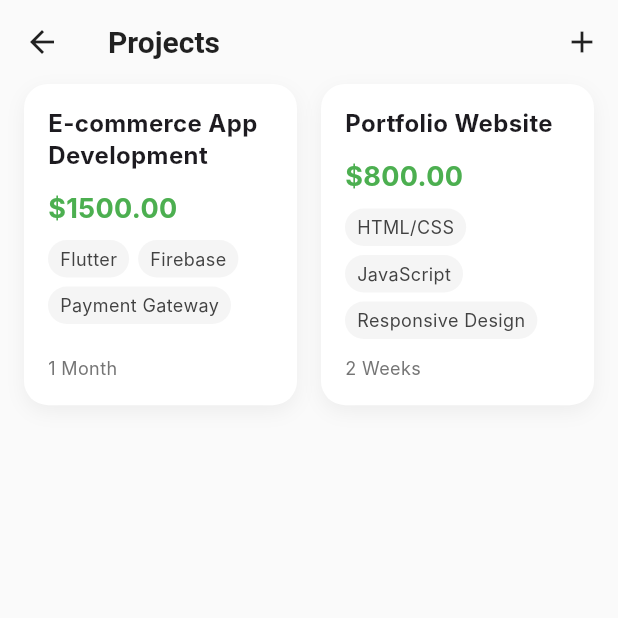
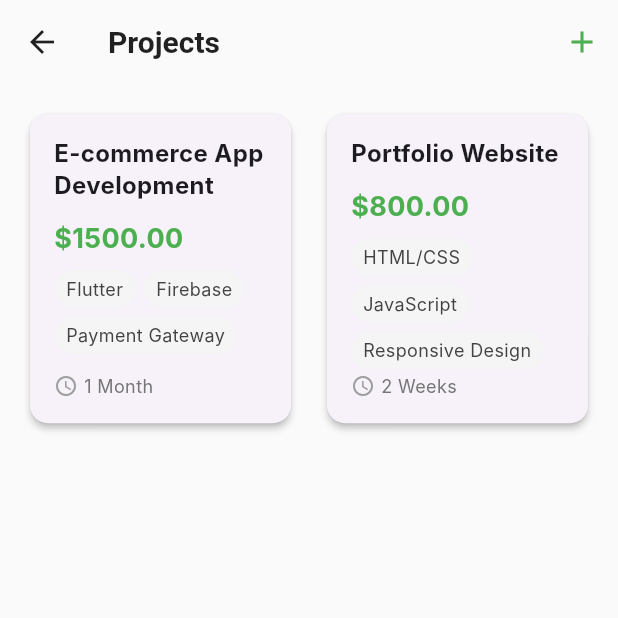
Before and after one commit to ShariqShoaib07/Virtual-Software-House, a Flutter app: the ProjectsPageC screen opened directly, on a phone screen of 412 x 824 dp, the top half of it. Run offline on Flutter 3.47's test engine with Material 3 defaults, Android fonts, the phone set to English and light mode, and no system bars; our stand-ins replace dio, file_picker, fl_chart, google_fonts, image_picker, open_file and 1 more; Roboto replaces fonts that are missing (Inter).

Commit message:
did some beautification in Clients Projects Page and Settings Page

```diff
--- a/lib/projects_page_c.dart
+++ b/lib/projects_page_c.dart
@@ -4,7 +4,6 @@ import 'dart:io';
 import 'package:open_file/open_file.dart';
 import 'package:path_provider/path_provider.dart';
 import 'project_data.dart';
-
 
 class ProjectsPageC extends StatefulWidget {
   const ProjectsPageC({super.key});
@@ -22,10 +21,10 @@ class _ProjectsPageCState extends State<ProjectsPageC> {
       requirements: ["Flutter", "Firebase", "Payment Gateway", "UI/UX Design"],
       acceptedPrice: 1500.00,
       startDate: DateTime.now(),
-      endDate: DateTime.now().add(Duration(days: 30)),
+      endDate: DateTime.now().add(const Duration(days: 30)),
       srsFile: 'sample_srs1.pdf',
+      status: ProjectStatus.notStarted,
       jobType: "Full-time",
-      status: ProjectStatus.notStarted,
     ),
     Project(
       title: "Portfolio Website",
@@ -34,10 +33,10 @@ class _ProjectsPageCState extends State<ProjectsPageC> {
       requirements: ["HTML/CSS", "JavaScript", "Responsive Design", "Animation"],
       acceptedPrice: 800.00,
       startDate: DateTime.now(),
-      endDate: DateTime.now().add(Duration(days: 14)),
+      endDate: DateTime.now().add(const Duration(days: 14)),
       srsFile: 'sample_srs2.pdf',
+      status: ProjectStatus.completed,
       jobType: "Part-time",
-      status: ProjectStatus.notStarted,
     ),
   ];
 
@@ -46,25 +45,21 @@ class _ProjectsPageCState extends State<ProjectsPageC> {
     return Scaffold(
       backgroundColor: Colors.grey[50],
       appBar: AppBar(
-        title: const Text("Projects", style: TextStyle(fontWeight: FontWeight.bold)),
+        title: const Text("Projects",
+            style: TextStyle(fontWeight: FontWeight.bold, color: Colors.black87)),
         centerTitle: false,
         elevation: 0,
+        backgroundColor: Colors.grey[50],
+        iconTheme: const IconThemeData(color: Colors.black87),
         actions: [
           IconButton(
-            icon: const Icon(Icons.add),
-            onPressed: () async {
-              final newProject = await showAddProjectDialog(context);
-              if (newProject != null) {
-                setState(() {
-                  projects.add(newProject);
-                });
-              }
-            },
+            icon: const Icon(Icons.add, color: Colors.green),
+            onPressed: () => showAddProjectDialog(context),
           ),
         ],
       ),
       body: Padding(
-        padding: const EdgeInsets.symmetric(horizontal: 16),
+        padding: const EdgeInsets.all(16.0),
         child: GridView.builder(
           gridDelegate: const SliverGridDelegateWithFixedCrossAxisCount(
             crossAxisCount: 2,
@@ -74,9 +69,86 @@ class _ProjectsPageCState extends State<ProjectsPageC> {
           ),
           itemCount: projects.length,
           itemBuilder: (context, index) {
-            final project = projects[index];
-            return buildProjectCard(project);
+            return _buildProjectCard(projects[index]);
           },
+        ),
+      ),
+    );
+  }
+
+  Widget _buildProjectCard(Project project) {
+    return Card(
+      elevation: 2,
+      shape: RoundedRectangleBorder(
+        borderRadius: BorderRadius.circular(12),
+      ),
+      child: InkWell(
+        borderRadius: BorderRadius.circular(12),
+        onTap: () {
+          // Handle project tap
+        },
+        child: Padding(
+          padding: const EdgeInsets.all(16.0),
+          child: Column(
+            crossAxisAlignment: CrossAxisAlignment.start,
+            children: [
+              Text(
+                project.title,
+                style: const TextStyle(
+                  fontSize: 16,
+                  fontWeight: FontWeight.bold,
+                  height: 1.3,
+                ),
+                maxLines: 2,
+                overflow: TextOverflow.ellipsis,
+              ),
+              const SizedBox(height: 12),
+              Text(
+                "\$${project.acceptedPrice.toStringAsFixed(2)}",
+                style: const TextStyle(
+                  fontSize: 18,
+                  fontWeight: FontWeight.bold,
+                  color: Colors.green,
+                ),
+              ),
+              const SizedBox(height: 8),
+              Wrap(
+                spacing: 6,
+                runSpacing: 6,
+                children: project.requirements
+                    .take(3)
+                    .map((req) => Container(
+                  padding: const EdgeInsets.symmetric(horizontal: 8, vertical: 4),
+                  decoration: BoxDecoration(
+                    color: Colors.grey[100],
+                    borderRadius: BorderRadius.circular(20),
+                  ),
+                  child: Text(
+                    req,
+                    style: TextStyle(
+                      color: Colors.grey[800],
+                      fontSize: 12,
+                    ),
+                  ),
+                ))
+                    .toList(),
+              ),
+              const Spacer(),
+              Row(
+                children: [
+                  const Icon(Icons.access_time, size: 16, color: Colors.grey),
+                  const SizedBox(width: 4),
+                  Text(
+                    project.deliveryTime,
+                    style: TextStyle(
+                      color: Colors.grey[600],
+                      fontSize: 12,
+                    ),
+                  ),
+                ],
+              ),
+            ],
+          ),
         ),
       ),
     );
```
Also changed, not shown: lib/settings_page.dart (+31 -10 lines).
